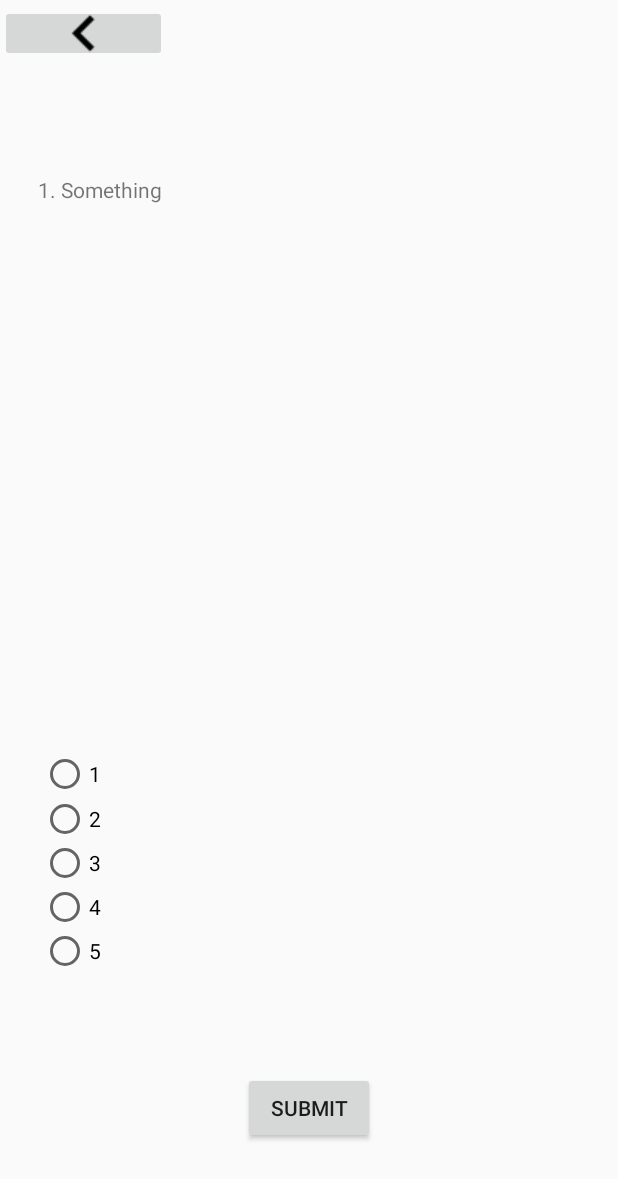
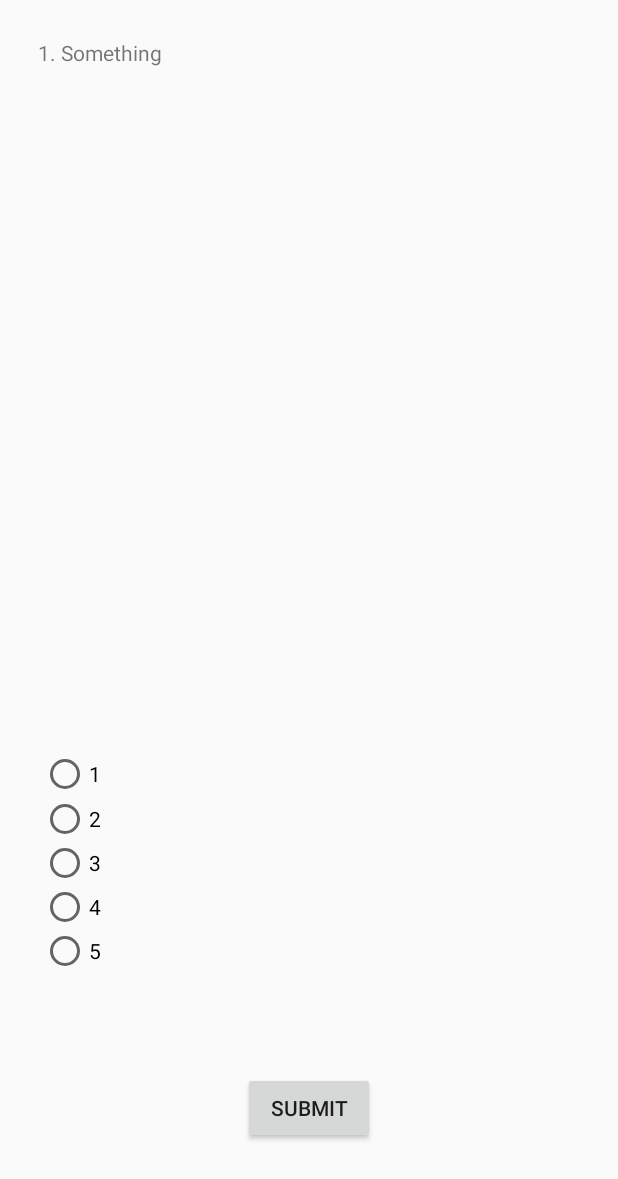
Before and after one commit to DJRAppDev/SQLQuiz, an Android app: the layout game.xml on its own in the app's theme, with its tools: preview values and no code run, on a phone screen of 412 x 824 dp. Shown: the top 1179 px of the screen. Run offline under Robolectric (Android 15) with nearby library versions, the phone set to English and light mode, and no system bars.

Commit message:
Minor changes to Game.java

```diff
--- a/app/src/main/res/layout/game.xml
+++ b/app/src/main/res/layout/game.xml
@@ -1,30 +1,9 @@
 <?xml version="1.0" encoding="utf-8"?>
 <android.support.constraint.ConstraintLayout xmlns:android="http://schemas.android.com/apk/res/android"
     xmlns:app="http://schemas.android.com/apk/res-auto"
-    xmlns:tools="http://schemas.android.com/tools"
     android:layout_width="match_parent"
     android:layout_height="match_parent"
     android:baselineAligned="false">
-
-    <ImageButton
-        android:id="@+id/previous"
-        android:layout_width="111dp"
-        android:layout_height="38dp"
-        android:layout_marginBottom="8dp"
-        android:layout_marginEnd="8dp"
-        android:layout_marginStart="0dp"
-        android:layout_marginTop="0dp"
-        android:contentDescription="@string/todo"
-        app:layout_constraintBottom_toBottomOf="parent"
-        app:layout_constraintHorizontal_bias="0.0"
-        app:layout_constraintLeft_toLeftOf="parent"
-        app:layout_constraintRight_toRightOf="parent"
-        app:layout_constraintTop_toTopOf="parent"
-        app:layout_constraintVertical_bias="0.004"
-        app:srcCompat="@drawable/ic_keyboard_arrow_left_black_24dp"
-        tools:layout_constraintLeft_creator="1"
-        tools:layout_constraintRight_creator="1"
-        tools:layout_constraintTop_creator="1" />
 
     <RadioGroup
         android:id="@+id/radiogroup"
@@ -93,7 +72,7 @@
     <ScrollView
         android:id="@+id/scrollText"
         android:layout_width="363dp"
-        android:layout_height="188dp"
+        android:layout_height="232dp"
         android:layout_marginBottom="8dp"
         android:layout_marginTop="8dp"
         app:layout_constraintBottom_toBottomOf="parent"
@@ -103,7 +82,7 @@
         app:layout_constraintRight_toRightOf="parent"
         app:layout_constraintStart_toStartOf="parent"
         app:layout_constraintTop_toTopOf="parent"
-        app:layout_constraintVertical_bias="0.175">
+        app:layout_constraintVertical_bias="0.03">
 
         <LinearLayout
             android:layout_width="match_parent"
```
Also changed, not shown: app/src/main/java/com/example/wengj1/sqlquiz/Game.java (+27 -6 lines), 2 other files.
